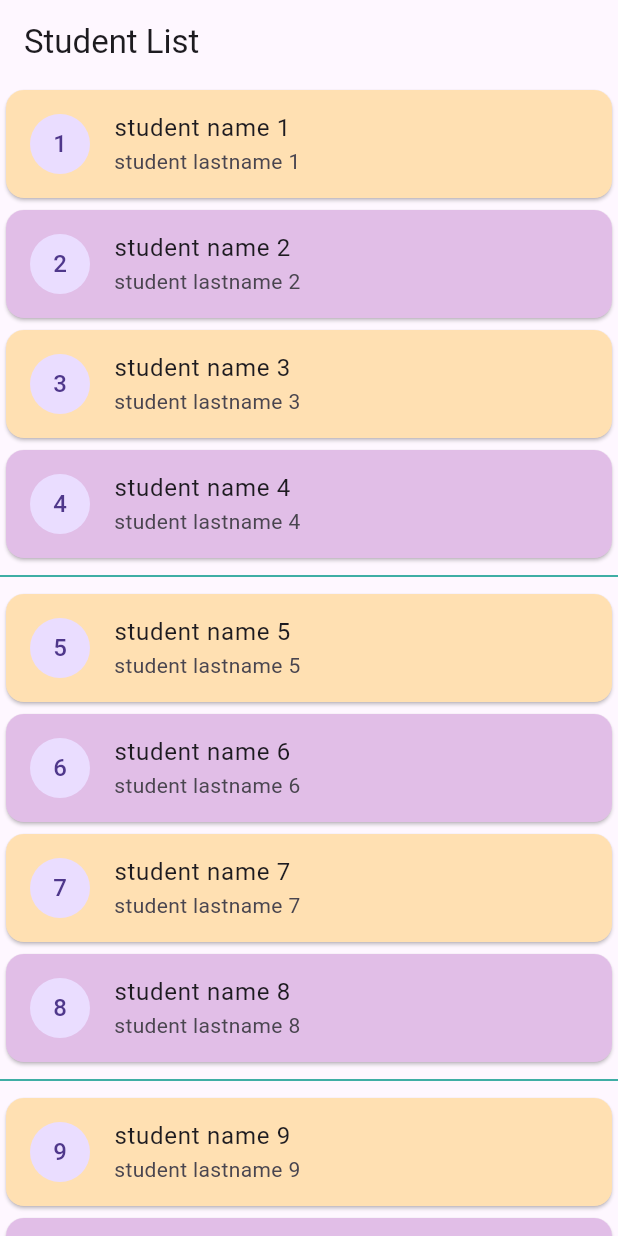
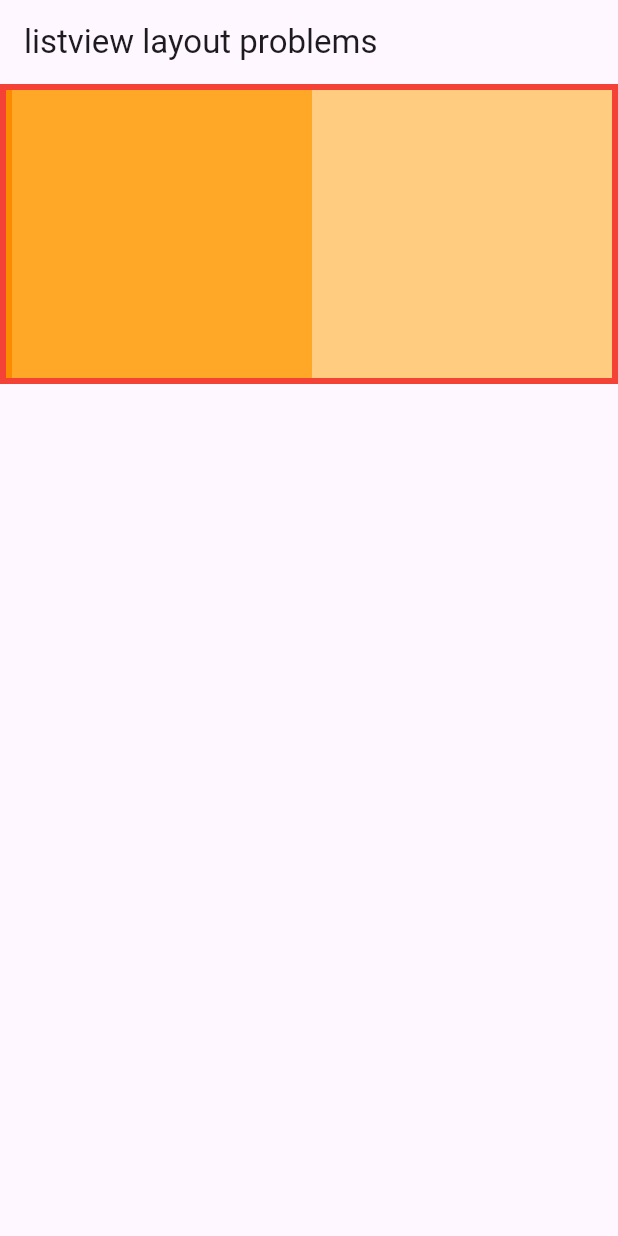
Before and after one commit to Soucius/flutter_bootcamp, a Flutter app: the screen it shows after launch, on a phone screen of 412 x 824 dp. Run offline on Flutter 3.47's test engine with Material 3 defaults, Android fonts, the phone set to English and light mode, and no system bars; our stand-ins replace flutter_easyloading.

Commit message:
listview layout problems

```diff
--- a/flutter_scrolls_app/lib/listview.dart
+++ b/flutter_scrolls_app/lib/listview.dart
@@ -1,6 +1,7 @@
 import 'package:flutter/material.dart';
 import 'package:flutter_easyloading/flutter_easyloading.dart';
 
+// ignore: must_be_immutable
 class Listview extends StatelessWidget {
   Listview({super.key});
 
--- /dev/null
+++ b/flutter_scrolls_app/lib/listview_layout_problems.dart
@@ -0,0 +1,78 @@
+import 'package:flutter/material.dart';
+
+class ListviewLayoutProblems extends StatelessWidget {
+  const ListviewLayoutProblems({super.key});
+
+  @override
+  Widget build(BuildContext context) {
+    return Scaffold(
+      appBar: AppBar(
+        title: Text("listview layout problems"),
+      ),
+      body: Container(
+        height: 200,
+        child: ListView(
+          scrollDirection: Axis.horizontal,
+          reverse: true,
+          shrinkWrap: true,
+          children: [
+            Container(
+              width: 200,
+              color: Colors.orange.shade200,
+            ),
+            Container(
+              width: 200,
+              color: Colors.orange.shade400,
+            ),
+            Container(
+              width: 200,
+              color: Colors.orange.shade600,
+            ),
+            Container(
+              width: 200,
+              color: Colors.orange.shade800,
+            ),
+          ],
+        ),
+        decoration: BoxDecoration(
+          border: Border.all(
+            width: 4,
+            color: Colors.red,
+          ),
+        ),
+      ),
+    );
+  }
+
+  Column columnList() {
+    return Column(
+      children: [
+        Text("started"),
+        Expanded(
+          child: ListView(
+            // shrinkWrap: true,
+            children: [
+              Container(
+                height: 200,
+                color: Colors.orange.shade200,
+              ),
+              Container(
+                height: 200,
+                color: Colors.orange.shade400,
+              ),
+              Container(
+                height: 200,
+                color: Colors.orange.shade600,
+              ),
+              Container(
+                height: 200,
+                color: Colors.orange.shade800,
+              ),
+            ],
+          ),
+        ),
+        Text("finished"),
+      ],
+    );
+  }
+}
--- a/flutter_scrolls_app/lib/main.dart
+++ b/flutter_scrolls_app/lib/main.dart
@@ -1,6 +1,6 @@
 import 'package:flutter/material.dart';
 import 'package:flutter_easyloading/flutter_easyloading.dart';
-import 'package:flutter_scrolls_app/listview.dart';
+import 'package:flutter_scrolls_app/listview_layout_problems.dart';
 
 void main() {
   runApp(const MyApp());
@@ -30,7 +30,7 @@ class MyApp extends StatelessWidget {
   Widget build(BuildContext context) {
     return MaterialApp(
       title: 'Material App',
-      home: Listview(),
+      home: ListviewLayoutProblems(),
       builder: EasyLoading.init(),
     );
   }
```
